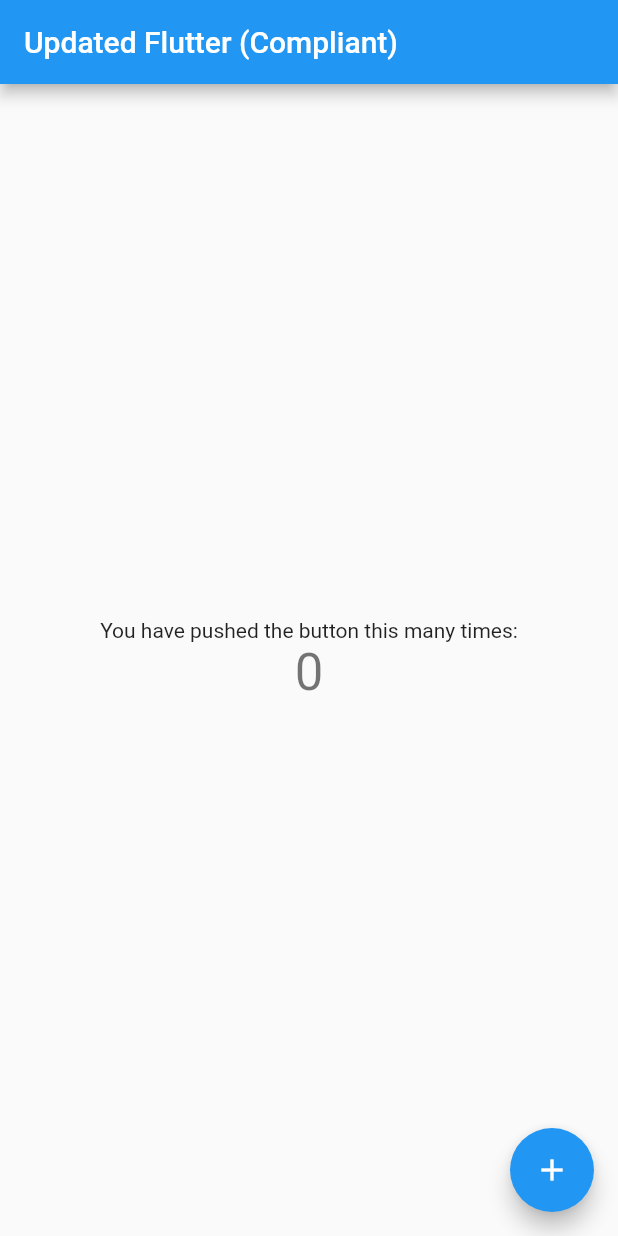
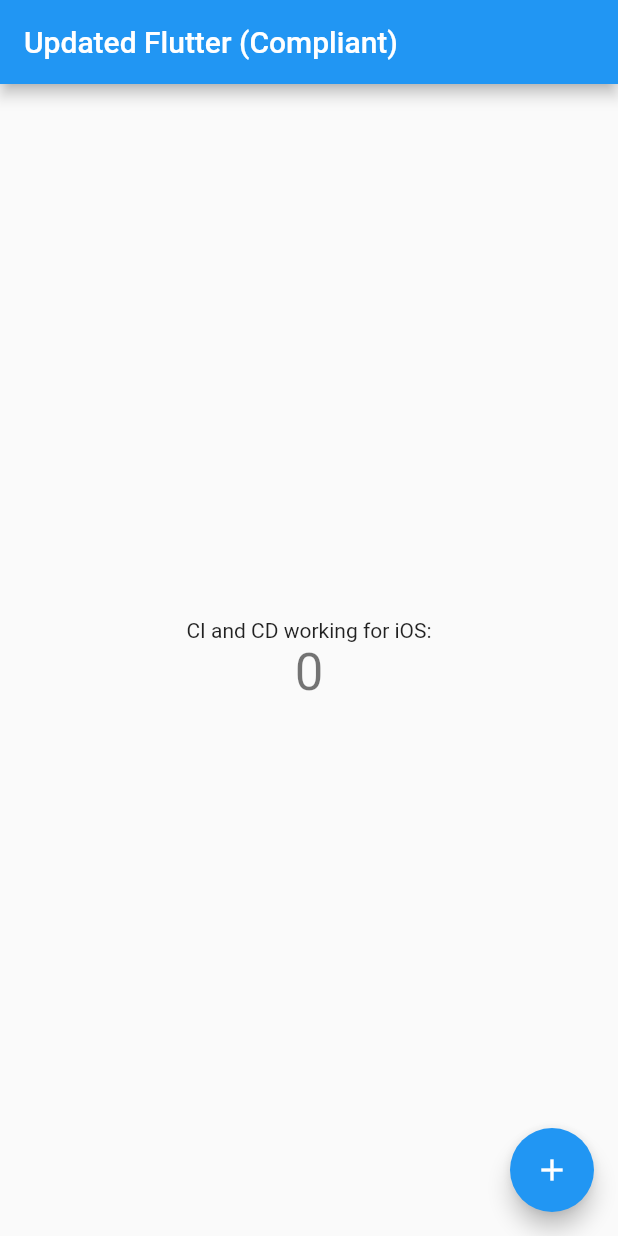
Before and after one commit to csmac3144/myapp, a Flutter app: the screen it shows after launch, on a phone screen of 412 x 824 dp. Run offline on Flutter 3.47's test engine with Material 2 defaults, Android fonts, the phone set to English and light mode, and no system bars.

Commit message:
updated label in main.dart

```diff
--- a/lib/main.dart
+++ b/lib/main.dart
@@ -90,7 +90,7 @@ class _MyHomePageState extends State<MyHomePage> {
           mainAxisAlignment: MainAxisAlignment.center,
           children: <Widget>[
             new Text(
-              'You have pushed the button this many times:',
+              'CI and CD working for iOS:',
             ),
             new Text(
               '$_counter',
```
